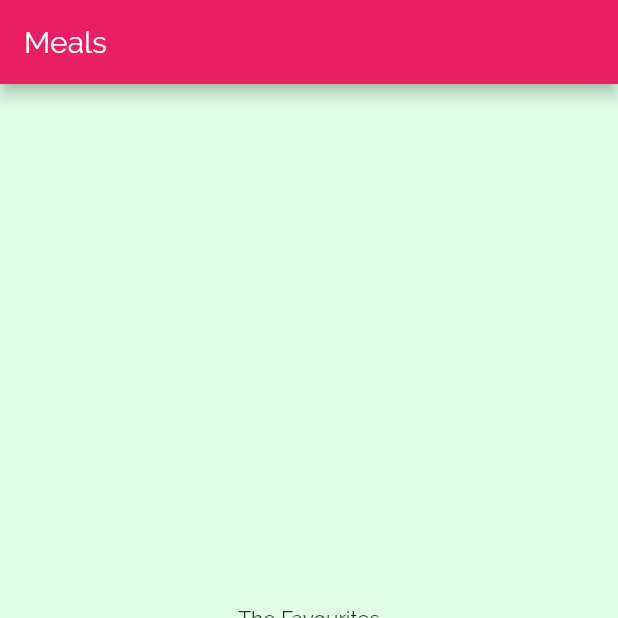
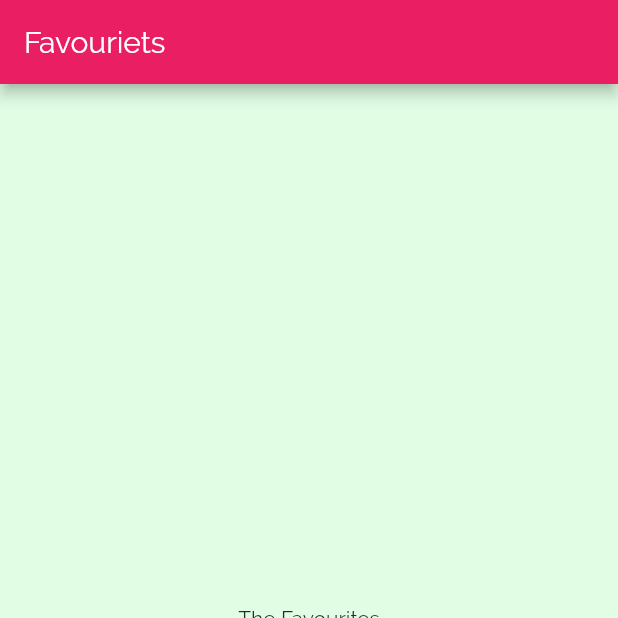
Before and after one commit to sanjoli63/Meals-App, a Flutter app: the screen it shows after launch, item 2 of the bottom bar chosen, on a phone screen of 412 x 824 dp, the top half of it. Run offline on Flutter 3.47's test engine with Material 2 defaults, Android fonts, the phone set to English and light mode, and no system bars.

Commit message:
tabs name

```diff
--- a/lib/screen/tabs_screen.dart
+++ b/lib/screen/tabs_screen.dart
@@ -8,9 +8,15 @@
 }
 
 class _TabsScreenState extends State<TabsScreen> {
-  final List<Widget> _pages = [
-    CategoriesScreen(),
-    FavouriteScreen(),
+  final List<Map<String, Object>> _pages = [
+    {
+      'page': CategoriesScreen(),
+      'title': 'Categories',
+    },
+    {
+      'page': FavouriteScreen(),
+      'title': 'Favouriets',
+    },
   ];
   int _selectedPageIndex = 0;
 
@@ -24,9 +30,9 @@
   Widget build(BuildContext context) {
     return Scaffold(
       appBar: AppBar(
-        title: Text('Meals'),
+        title: Text(_pages[_selectedPageIndex]['title']),
       ),
-      body: _pages[_selectedPageIndex],
+      body: _pages[_selectedPageIndex]['page'],
       bottomNavigationBar: BottomNavigationBar(
         onTap: _selectPage,
         backgroundColor: Theme.of(context).primaryColor,
```
